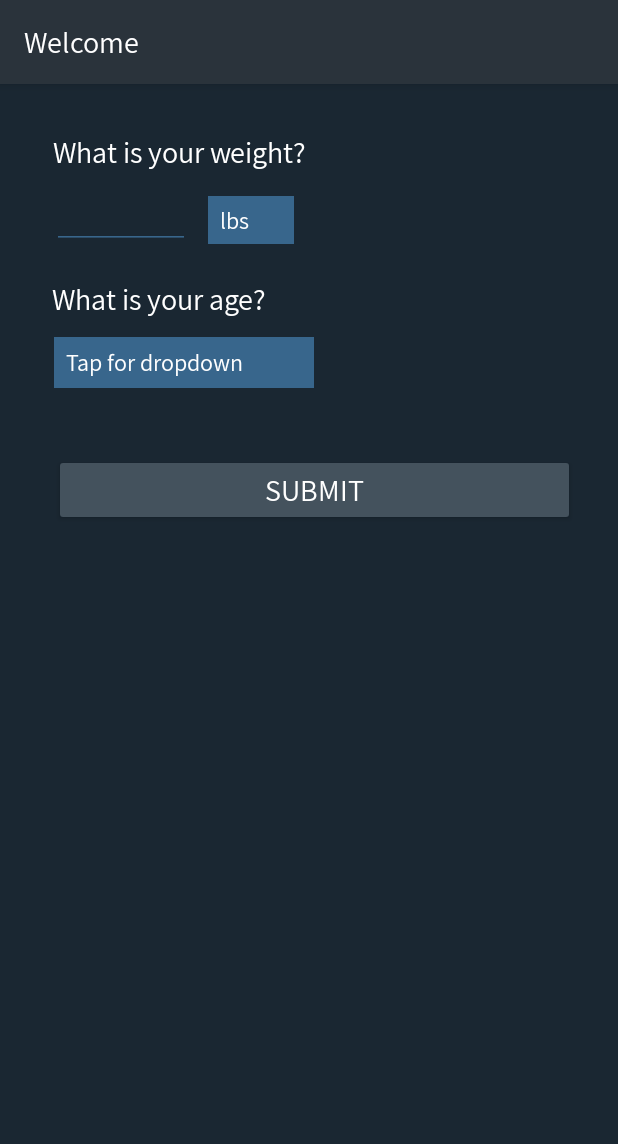
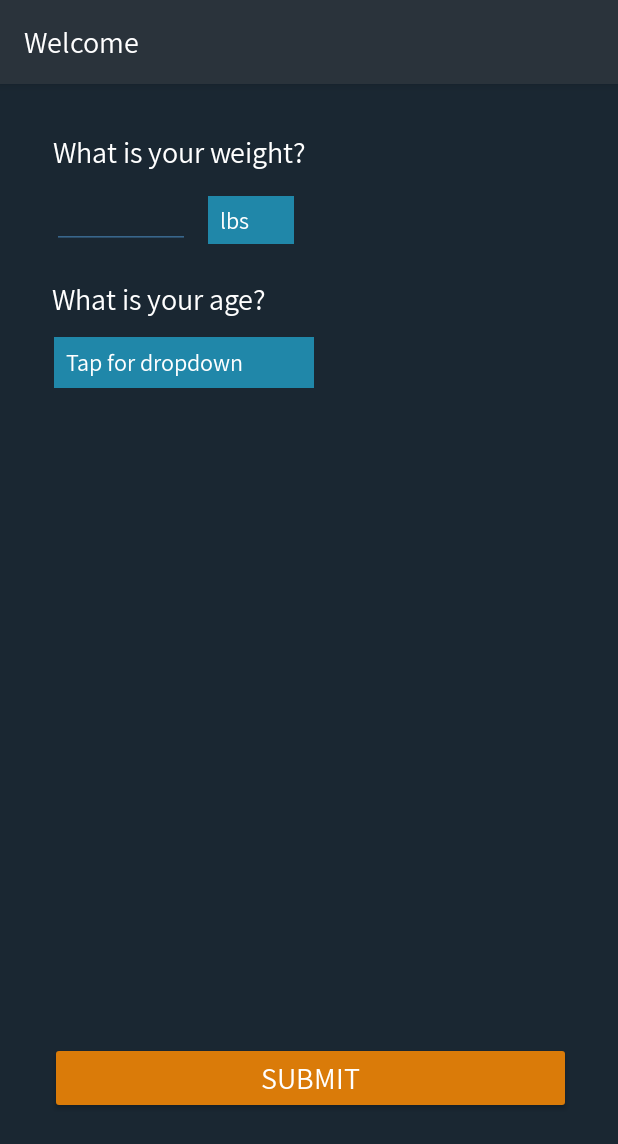
Before and after one commit to ahara2134/nutritional-app, an Android app: the fragment NewUser2Fragment placed in its activity, on a phone screen of 412 x 824 dp. Shown: the top 1144 px of the screen. Run offline under Robolectric (Android 15) with nearby library versions, the phone set to English and light mode, and no system bars; our stand-ins replace Firebase (no records; nobody signed in at launch, a user with empty details on screens opened directly).

Commit message:
fixed button layout ?

```diff
--- a/app/src/main/java/ca/infostages/infonut/NewUser2Fragment.java
+++ b/app/src/main/java/ca/infostages/infonut/NewUser2Fragment.java
@@ -184,7 +184,7 @@ public class NewUser2Fragment extends Fragment implements View.OnClickListener{
         mDatabase.child("users").child(uID).child("plan").child("default_plan").child("vitamin_A").setValue(vitA);
         mDatabase.child("users").child(uID).child("plan").child("default_plan").child("vitamin_C").setValue(vitC);
         mDatabase.child("users").child(uID).child("plan").child("default_plan").child("planTitle").setValue("default plan");
-        mDatabase.child("users").child(uID).child("selected_plan").setValue("default plan");
+        mDatabase.child("users").child(uID).child("selected_plan").setValue("default_plan");
     }
 
     //Convert age groups into number groups for switch case
--- a/app/src/main/res/layout/fragment_new_user.xml
+++ b/app/src/main/res/layout/fragment_new_user.xml
@@ -163,7 +163,7 @@
         android:layout_marginEnd="8dp"
         android:layout_marginStart="8dp"
         android:layout_marginTop="16dp"
-        android:backgroundTint="@color/button"
+        android:backgroundTint="@color/icon_orange"
         android:text="@string/next_form"
         android:textSize="20sp"
         app:layout_constraintBottom_toBottomOf="parent"
--- a/app/src/main/res/layout/fragment_new_user2.xml
+++ b/app/src/main/res/layout/fragment_new_user2.xml
@@ -27,9 +27,9 @@
         android:layout_marginEnd="100dp"
         android:layout_marginStart="8dp"
         android:layout_marginTop="12dp"
-        android:background="@color/colorAccent"
+        android:background="@color/icon_blue"
         android:entries="@array/age_list"
-        android:popupBackground="@color/colorAccent"
+        android:popupBackground="@color/icon_blue"
         android:textSize="20sp"
         app:layout_constraintEnd_toEndOf="parent"
         app:layout_constraintHorizontal_bias="0.174"
@@ -76,9 +76,9 @@
         android:layout_marginEnd="8dp"
         android:layout_marginStart="8dp"
         android:layout_marginTop="16dp"
-        android:background="@color/colorAccent"
+        android:background="@color/icon_blue"
         android:entries="@array/weight_list"
-        android:popupBackground="@color/colorAccent"
+        android:popupBackground="@color/icon_blue"
         app:layout_constraintEnd_toEndOf="parent"
         app:layout_constraintHorizontal_bias="0.02"
         app:layout_constraintStart_toEndOf="@+id/editText_weight"
@@ -88,14 +88,17 @@
         android:id="@+id/button_submit"
         android:layout_width="347dp"
         android:layout_height="wrap_content"
+        android:layout_marginBottom="8dp"
         android:layout_marginEnd="8dp"
         android:layout_marginStart="8dp"
-        android:layout_marginTop="44dp"
-        android:backgroundTint="@color/button"
+        android:layout_marginTop="96dp"
+        android:backgroundTint="@color/icon_orange"
         android:text="@string/submit_form"
         android:textSize="20sp"
+        app:layout_constraintBottom_toBottomOf="parent"
         app:layout_constraintEnd_toEndOf="parent"
-        app:layout_constraintHorizontal_bias="0.619"
+        app:layout_constraintHorizontal_bias="0.523"
         app:layout_constraintStart_toStartOf="parent"
-        app:layout_constraintTop_toBottomOf="@+id/spinner_age" />
+        app:layout_constraintTop_toBottomOf="@+id/spinner_age"
+        app:layout_constraintVertical_bias="0.839" />
 </android.support.constraint.ConstraintLayout>
--- a/app/src/main/res/layout/fragment_settings.xml
+++ b/app/src/main/res/layout/fragment_settings.xml
@@ -75,15 +75,18 @@
         android:id="@+id/button_signout"
         android:layout_width="348dp"
         android:layout_height="37dp"
+        android:layout_marginBottom="8dp"
         android:layout_marginEnd="8dp"
         android:layout_marginStart="8dp"
         android:layout_marginTop="196dp"
         android:background="@color/icon_red"
         android:text="@string/bye"
         android:textSize="17sp"
+        app:layout_constraintBottom_toBottomOf="parent"
         app:layout_constraintEnd_toEndOf="parent"
         app:layout_constraintStart_toStartOf="parent"
-        app:layout_constraintTop_toBottomOf="@+id/spinner_plans" />
+        app:layout_constraintTop_toBottomOf="@+id/spinner_plans"
+        app:layout_constraintVertical_bias="0.0" />
 
     <Button
         android:id="@+id/button_newUser"
--- a/app/src/main/res/values/colors.xml
+++ b/app/src/main/res/values/colors.xml
@@ -4,9 +4,9 @@
     <color name="colorPrimaryDark">#1A2732</color>
     <color name="colorAccent">#38668C</color>
     <color name="button">#44525D</color>
-    <color name="icon_red">#F64160</color>
-    <color name="icon_blue">#25A0C8</color>
-    <color name="icon_orange">#EA8710</color>
+    <color name="icon_red">#dc3b56</color>
+    <color name="icon_blue">#2087a9</color>
+    <color name="icon_orange">#da7b09</color>
     <color name="icon_green">#3AC787</color>
     <color name="red">#FF0000</color>
     <color name="green">#00FF00</color>
--- a/app/src/main/res/values/strings.xml
+++ b/app/src/main/res/values/strings.xml
@@ -134,6 +134,12 @@
     <string name="calories">Calories</string>
     <string name="snapCam">Camera</string>
 
+    <!-- FAQ strings -->
+    <string name="faq_barcode">Using the Barcode</string>
+    <string name="faq_barcode_details">Making sure that you have a clear, close-up of the barcode, position your phone so that the barcode can be clearly seen. The camera will then automatically read the barcode and take you to the next page.</string>
+    <string name="faq_plans">Using the Plans</string>
+    <string name="faq_settings">Using the Settings</string>
+
     <!-- TODO: Remove or change this placeholder text -->
     <string name="hello_blank_fragment">Hello blank fragment</string>
 
```
Also changed, not shown: app/src/main/res/layout/fragment_faq.xml (+17 -4 lines).
